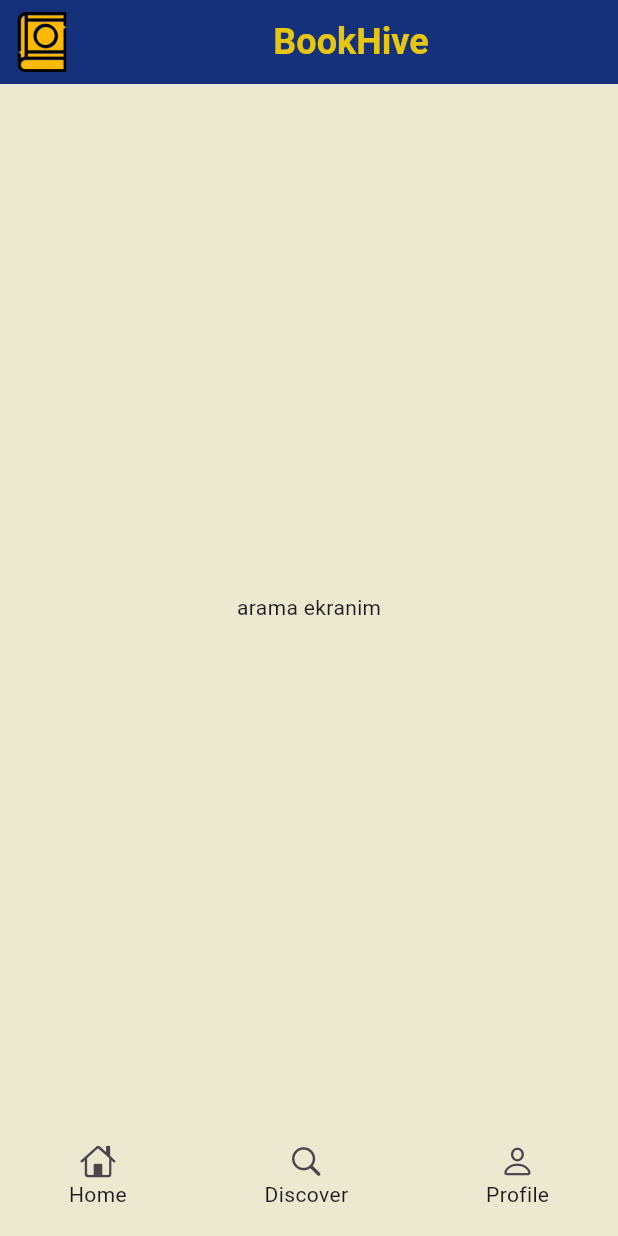
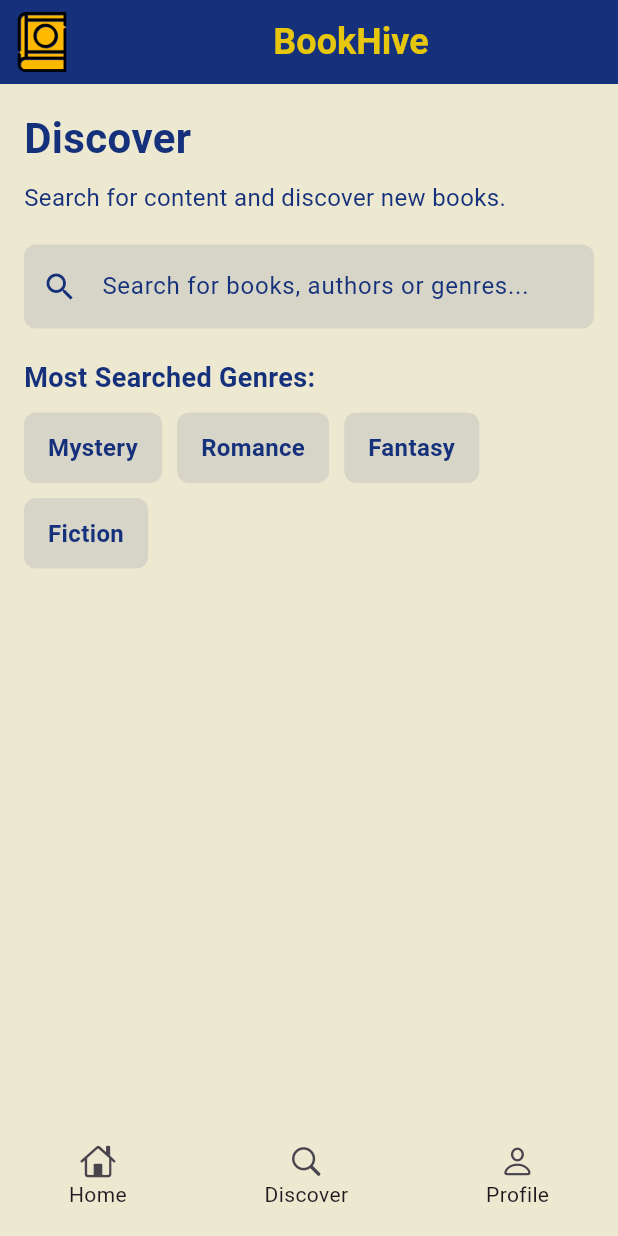
Before and after one commit to EnginOzturk-7/BookHive-flutter, a Flutter app: the SearchScreen screen opened by its route, on a phone screen of 412 x 824 dp. Run offline on Flutter 3.47's test engine with Material 3 defaults, Android fonts, the light colour scheme and no system bars; our stand-ins replace go_router, lottie; missing offline and left inert: dotlottie_loader.

Commit message:
tüm ekranlar tamamlandı

```diff
--- a/lib/screens/profile_screen.dart
+++ b/lib/screens/profile_screen.dart
@@ -56,17 +56,35 @@ class ProfileScreen extends StatelessWidget {
                 color: ikincilRenkim,
               ),
             ),
+            const SizedBox(height: 20),
+            const Text(
+              "Okul Numarası: 2320161071",
+              style: TextStyle(
+                fontSize: 24,
+                fontWeight: FontWeight.bold,
+                color: ikincilRenkim,
+              ),
+            ),
+            const SizedBox(height: 20),
+            const Text(
+              "Bölüm: Bilgisayar Programcılığı",
+              style: TextStyle(
+                fontSize: 24,
+                fontWeight: FontWeight.bold,
+                color: ikincilRenkim,
+              ),
+            ),
             const SizedBox(height: 30),
             const ProfileInfoRow(
               icon: Icons.email,
               label: "E-mail",
-              value: "engin@mailexample.com",
+              value: "ozturk.engin.0811@gmail.com",
             ),
             const SizedBox(height: 20),
             const ProfileInfoRow(
               icon: Icons.phone,
               label: "Phone",
-              value: "+90 123 456 789",
+              value: "+90 534 910 1524",
             ),
           ],
         ),
--- a/lib/screens/search_screeen.dart
+++ b/lib/screens/search_screeen.dart
@@ -2,6 +2,7 @@ import 'package:flutter/material.dart';
 
 import '../core/themes.dart';
 import '../widgets/bottom_menu.dart';
+import '../widgets/widgets.dart';
 
 class SearchScreen extends StatelessWidget {
   const SearchScreen({super.key});
@@ -13,7 +14,7 @@ class SearchScreen extends StatelessWidget {
       appBar: AppBar(
         backgroundColor: ikincilRenkim,
         leading: Padding(
-          padding: const EdgeInsets.all(8.0), // Logoya biraz boşluk bırakmak için padding ekledik
+          padding: const EdgeInsets.all(8.0),
           child: Image.asset(
             'assets/images/logo.png',
             fit: BoxFit.contain,
@@ -24,15 +25,76 @@ class SearchScreen extends StatelessWidget {
           child: Text(
             'BookHive',
             style: TextStyle(
-                color: Color.fromARGB(228, 255, 217, 0),
-                fontSize: 24,
-                fontWeight: FontWeight.bold,
+              color: Color.fromARGB(228, 255, 217, 0),
+              fontSize: 24,
+              fontWeight: FontWeight.bold,
             ),
-          )
+          ),
         ),
       ),
-      body: Center(
-        child: Text("arama ekranim"),
+      body: Padding(
+        padding: const EdgeInsets.all(16.0),
+        child: Column(
+          crossAxisAlignment: CrossAxisAlignment.start,
+          children: [
+            const Text(
+              "Discover",
+              style: TextStyle(
+              fontSize: 28,
+              fontWeight: FontWeight.bold,
+              color: ikincilRenkim,
+              ),
+            ),
+            const SizedBox(height: 8),
+            const Text(
+              "Search for content and discover new books.",
+              style: TextStyle(
+                fontSize: 16,
+                  color: ikincilRenkim,
+              ),
+            ),
+            const SizedBox(height: 20),
+            // Arama Çubuğu
+            TextField(
+              decoration: InputDecoration(
+                hintText: "Search for books, authors or genres...",
+                hintStyle: TextStyle(color: ikincilRenkim),
+                filled: true,
+                fillColor: ikincilRenkim.withOpacity(0.1),
+                border: OutlineInputBorder(
+                  borderRadius: BorderRadius.circular(8.0),
+                  borderSide: BorderSide.none,
+                ),
+                prefixIcon: Icon(
+                  Icons.search,
+                  color: ikincilRenkim,
+                ),
+              ),
+              style: const TextStyle(color: ikincilRenkim),
+            ),
+            const SizedBox(height: 20),
+            const Text(
+              "Most Searched Genres:",
+              style: TextStyle(
+                fontSize: 18,
+                fontWeight: FontWeight.bold,
+                color: ikincilRenkim,
+              ),
+            ),
+            const SizedBox(height: 10),
+            // Türlerin Listesi
+            Wrap(
+              spacing: 10.0,
+              runSpacing: 10.0,
+              children: [
+                GenreTags("Mystery"),
+                GenreTags("Romance"),
+                GenreTags("Fantasy"),
+                GenreTags("Fiction"),
+              ],
+            ),
+          ],
+        ),
       ),
       bottomNavigationBar: BottomMenu(),
     );
```
